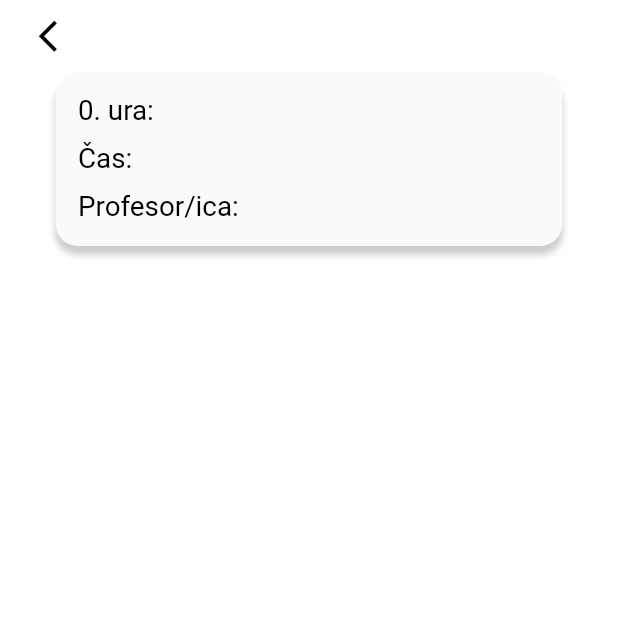
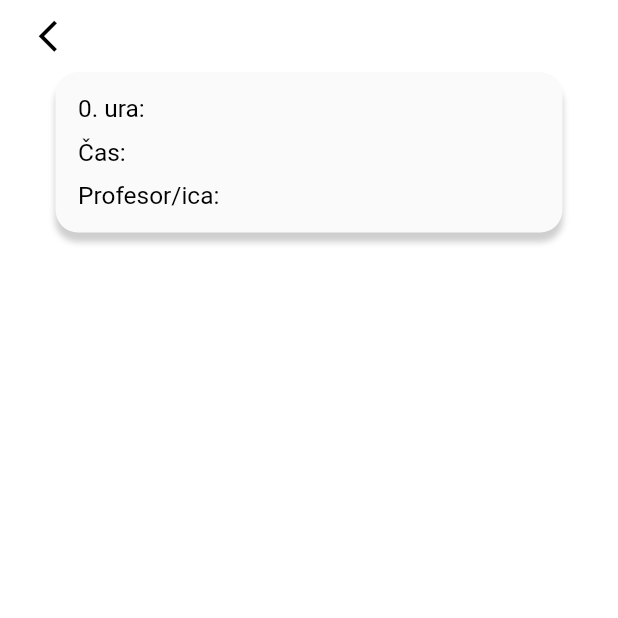
Before and after one commit to SCVApp/SCVAppFlutter, a Flutter app: the DetailUrnik screen opened directly with empty values, on a phone screen of 412 x 824 dp, the top half of it. Run offline on Flutter 3.47's test engine with Material 2 defaults, Android fonts, the phone set to English and light mode, and no system bars; our stand-ins replace babstrap_settings_screen, cached_network_image, dots_indicator, flutter_linkify, get, introduction_screen and 7 more; missing offline and left inert: app_settings, dart:ffi, ff_navigation_bar, flutter_picker, flutter_web_auth, jwt_decode and 1 more; accounts and stored records are empty.

Commit message:
Fixed font issue

```diff
--- a/lib/UrnikPages/detailUrnik.dart
+++ b/lib/UrnikPages/detailUrnik.dart
@@ -1,3 +1,5 @@
+import 'dart:math';
+
 import 'package:flutter/material.dart';
 import 'package:scv_app/UrnikPages/components/otherStyleBox.dart';
 import 'package:scv_app/UrnikPages/urnikData.dart';
@@ -34,11 +36,13 @@ class _DetailUrnikState extends State<DetailUrnik> {
 
   Widget content() {
     return LayoutBuilder(builder: ((context, constraints) {
-      final double mainFontSize = MediaQuery.of(context).size.width * 0.045;
+      final double mainFontSize =
+          min(MediaQuery.of(context).size.width * 0.045, 16.3);
       final Color textColor = widget.styleOfBox == OtherStyleBox.normalno
           ? Theme.of(context).primaryColor
           : Colors.black;
-      final double bigFontSize = MediaQuery.of(context).size.width * 0.069;
+      final double bigFontSize =
+          min(MediaQuery.of(context).size.width * 0.069, 20);
       final double spaceBetweenLines = 10;
 
       var textForClass = TextPainter(
```
